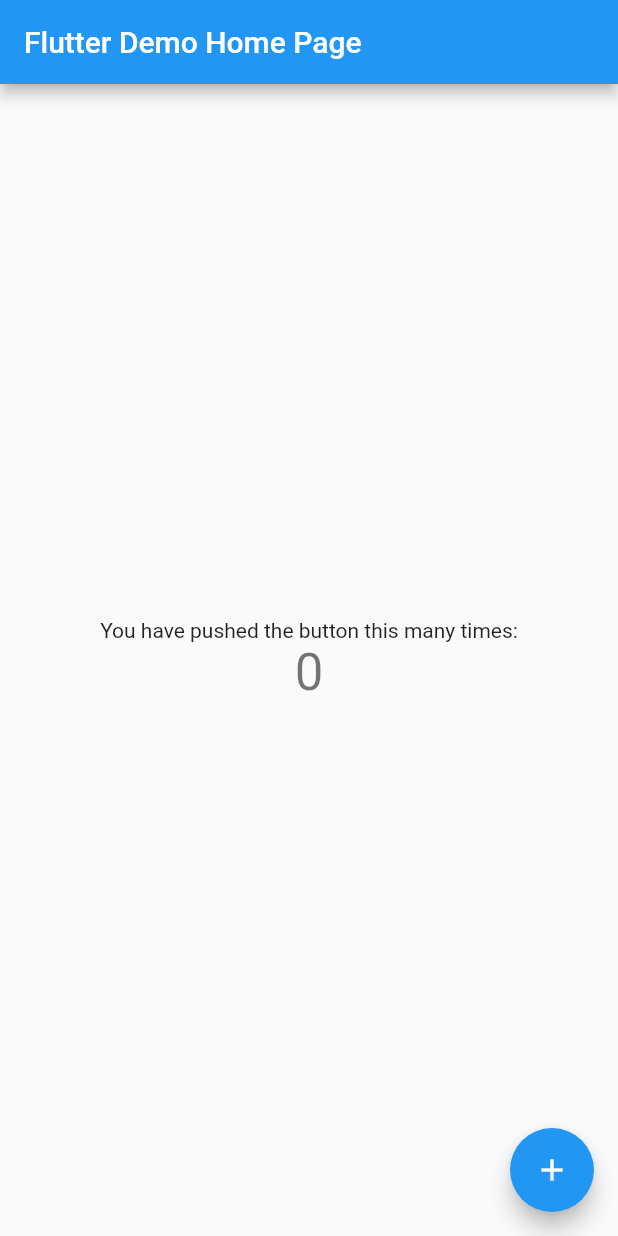
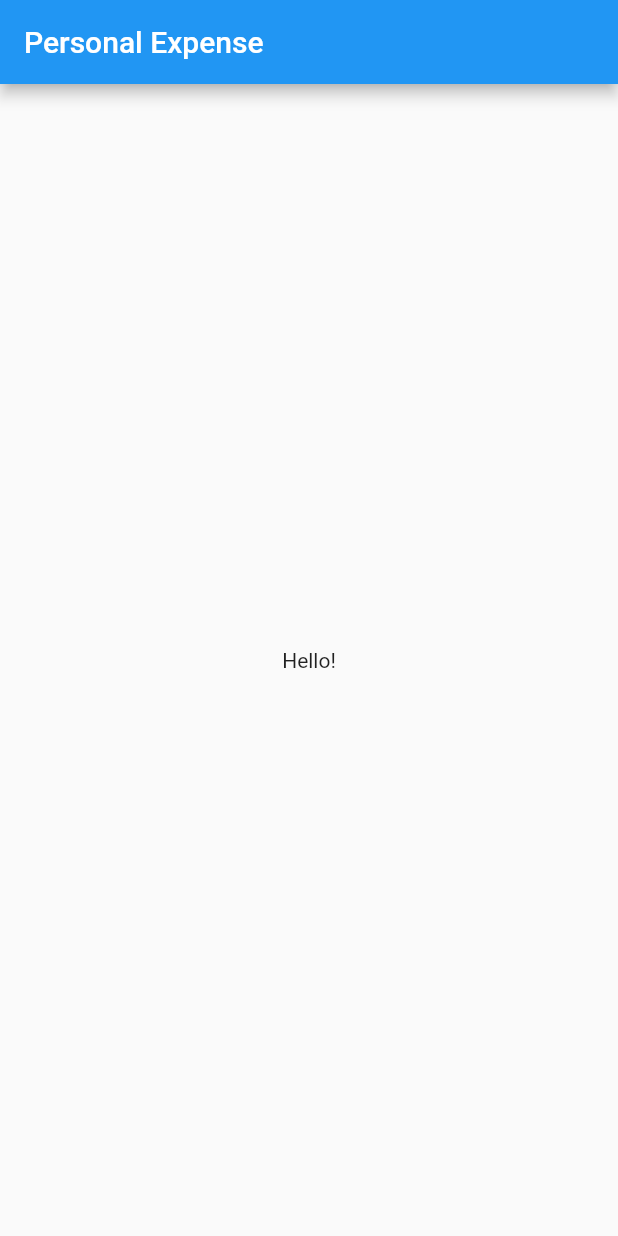
Before and after one commit to Natanael-ADS/personal-expense-flutter, a Flutter app: the screen it shows after launch, on a phone screen of 412 x 824 dp. Run offline on Flutter 3.47's test engine with Material 2 defaults, Android fonts, the phone set to English and light mode, and no system bars.

Commit message:
class 1 - begin

```diff
--- a/lib/main.dart
+++ b/lib/main.dart
@@ -1,115 +1,28 @@
 import 'package:flutter/material.dart';
 
-void main() {
-  runApp(const MyApp());
+main() => runApp(const PersonalExpenseApp());
+
+class PersonalExpenseApp extends StatelessWidget {
+  const PersonalExpenseApp({Key? key}) : super(key: key);
+
+  @override
+  Widget build(BuildContext context) {
+    return const MaterialApp(home: MyHomePage());
+  }
 }
 
-class MyApp extends StatelessWidget {
-  const MyApp({Key? key}) : super(key: key);
+class MyHomePage extends StatelessWidget {
+  const MyHomePage({Key? key}) : super(key: key);
 
-  // This widget is the root of your application.
   @override
   Widget build(BuildContext context) {
-    return MaterialApp(
-      title: 'Flutter Demo',
-      theme: ThemeData(
-        // This is the theme of your application.
-        //
-        // Try running your application with "flutter run". You'll see the
-        // application has a blue toolbar. Then, without quitting the app, try
-        // changing the primarySwatch below to Colors.green and then invoke
-        // "hot reload" (press "r" in the console where you ran "flutter run",
-        // or simply save your changes to "hot reload" in a Flutter IDE).
-        // Notice that the counter didn't reset back to zero; the application
-        // is not restarted.
-        primarySwatch: Colors.blue,
+    return Scaffold(
+      appBar: AppBar(
+        title: const Text('Personal Expense'),
       ),
-      home: const MyHomePage(title: 'Flutter Demo Home Page'),
+      body: const Center(
+        child: Text('Hello!'),
+      ),
     );
   }
 }
-
-class MyHomePage extends StatefulWidget {
-  const MyHomePage({Key? key, required this.title}) : super(key: key);
-
-  // This widget is the home page of your application. It is stateful, meaning
-  // that it has a State object (defined below) that contains fields that affect
-  // how it looks.
-
-  // This class is the configuration for the state. It holds the values (in this
-  // case the title) provided by the parent (in this case the App widget) and
-  // used by the build method of the State. Fields in a Widget subclass are
-  // always marked "final".
-
-  final String title;
-
-  @override
-  State<MyHomePage> createState() => _MyHomePageState();
-}
-
-class _MyHomePageState extends State<MyHomePage> {
-  int _counter = 0;
-
-  void _incrementCounter() {
-    setState(() {
-      // This call to setState tells the Flutter framework that something has
-      // changed in this State, which causes it to rerun the build method below
-      // so that the display can reflect the updated values. If we changed
-      // _counter without calling setState(), then the build method would not be
-      // called again, and so nothing would appear to happen.
-      _counter++;
-    });
-  }
-
-  @override
-  Widget build(BuildContext context) {
-    // This method is rerun every time setState is called, for instance as done
-    // by the _incrementCounter method above.
-    //
-    // The Flutter framework has been optimized to make rerunning build methods
-    // fast, so that you can just rebuild anything that needs updating rather
-    // than having to individually change instances of widgets.
-    return Scaffold(
-      appBar: AppBar(
-        // Here we take the value from the MyHomePage object that was created by
-        // the App.build method, and use it to set our appbar title.
-        title: Text(widget.title),
-      ),
-      body: Center(
-        // Center is a layout widget. It takes a single child and positions it
-        // in the middle of the parent.
-        child: Column(
-          // Column is also a layout widget. It takes a list of children and
-          // arranges them vertically. By default, it sizes itself to fit its
-          // children horizontally, and tries to be as tall as its parent.
-          //
-          // Invoke "debug painting" (press "p" in the console, choose the
-          // "Toggle Debug Paint" action from the Flutter Inspector in Android
-          // Studio, or the "Toggle Debug Paint" command in Visual Studio Code)
-          // to see the wireframe for each widget.
-          //
-          // Column has various properties to control how it sizes itself and
-          // how it positions its children. Here we use mainAxisAlignment to
-          // center the children vertically; the main axis here is the vertical
-          // axis because Columns are vertical (the cross axis would be
-          // horizontal).
-          mainAxisAlignment: MainAxisAlignment.center,
-          children: <Widget>[
-            const Text(
-              'You have pushed the button this many times:',
-            ),
-            Text(
-              '$_counter',
-              style: Theme.of(context).textTheme.headline4,
-            ),
-          ],
-        ),
-      ),
-      floatingActionButton: FloatingActionButton(
-        onPressed: _incrementCounter,
-        tooltip: 'Increment',
-        child: const Icon(Icons.add),
-      ), // This trailing comma makes auto-formatting nicer for build methods.
-    );
-  }
-}
```
